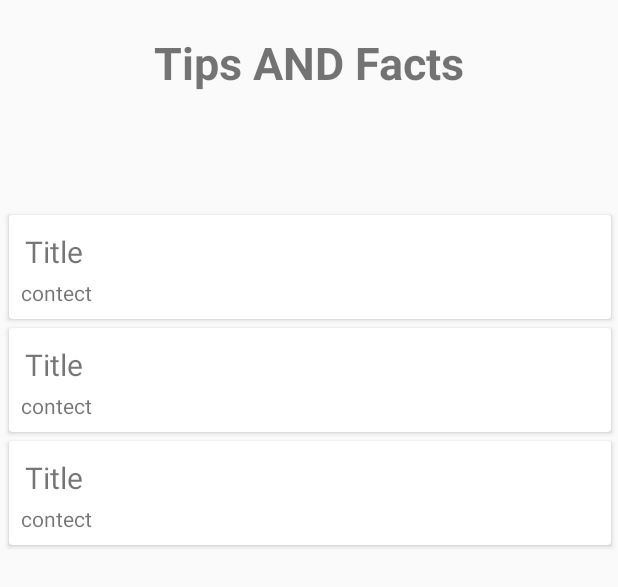
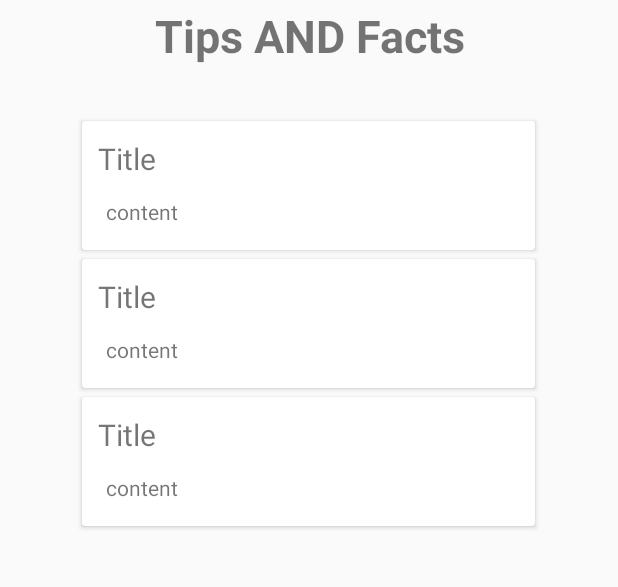
Before and after one commit to kokopiotrowski/Sep4AndroidApp, an Android app: the layout fragment_fact.xml on its own in the app's theme, with its tools: preview values and no code run, on a phone screen of 412 x 824 dp. Shown: the top 587 px of the screen. Run offline under Robolectric (Android 15) with nearby library versions, the light colour scheme and no system bars; network calls fail.

Commit message:
Fact View still not perfect

```diff
--- a/app/src/main/java/com/example/sep4androidapp/connection/FactApi.java
+++ b/app/src/main/java/com/example/sep4androidapp/connection/FactApi.java
@@ -13,7 +13,7 @@ import retrofit2.http.Path;
 
 public interface FactApi {
 
-    @GET("fact/random")
+    @GET("facts/random")
     public Call <Fact> getRandomFact();
 
 
--- a/app/src/main/res/layout/fact_item.xml
+++ b/app/src/main/res/layout/fact_item.xml
@@ -11,7 +11,8 @@
     <androidx.constraintlayout.widget.ConstraintLayout
         android:layout_width="405dp"
         android:layout_height="match_parent"
-        android:padding="6dp">
+        android:padding="6dp"
+        >
 
 
         <TextView
@@ -36,15 +37,13 @@
 
         <TextView
             android:id="@+id/factTextView"
-            android:layout_width="wrap_content"
+            android:layout_width="343dp"
             android:layout_height="wrap_content"
-            android:layout_below="@+id/factTitleTextView"
             android:layout_alignParentStart="true"
             android:layout_margin="2dp"
-            android:layout_marginRight="8dp"
-            android:layout_marginLeft="8dp"
             android:layout_marginStart="8dp"
-            android:text="contect"
+            android:padding="8dp"
+            android:text="content"
             app:layout_constraintBottom_toBottomOf="parent"
             app:layout_constraintStart_toStartOf="parent"
             app:layout_constraintTop_toBottomOf="@+id/factTitleTextView"
--- a/app/src/main/res/layout/fragment_fact.xml
+++ b/app/src/main/res/layout/fragment_fact.xml
@@ -4,19 +4,22 @@
     xmlns:tools="http://schemas.android.com/tools"
     android:id="@+id/constraintLayout"
     android:layout_width="match_parent"
-    android:layout_height="match_parent">
+    android:layout_height="match_parent"
+    >
 
 
     <androidx.core.widget.NestedScrollView
         android:id="@+id/nestedScrollView"
-        android:layout_width="413dp"
-        android:layout_height="637dp"
+        android:layout_width="314dp"
+        android:layout_height="532dp"
         android:layout_marginTop="20dp"
         android:fillViewport="true"
         app:layout_constraintBottom_toBottomOf="parent"
         app:layout_constraintEnd_toEndOf="parent"
+        app:layout_constraintHorizontal_bias="0.494"
         app:layout_constraintStart_toStartOf="parent"
-        app:layout_constraintTop_toBottomOf="@+id/factsTipsTextView">
+        app:layout_constraintTop_toBottomOf="@+id/factsTipsTextView"
+        app:layout_constraintVertical_bias="0.0">
 
         <androidx.recyclerview.widget.RecyclerView
             android:id="@+id/factRecyclerView"
@@ -29,15 +32,16 @@
 
     <TextView
         android:id="@+id/factsTipsTextView"
-        android:layout_width="377dp"
-        android:layout_height="52dp"
-        android:layout_marginTop="16dp"
+        android:layout_width="416dp"
+        android:layout_height="51dp"
         android:text="Tips AND Facts"
+        android:textAlignment="center"
+        android:textSize="30sp"
         android:textStyle="bold"
-        android:gravity="center"
-        android:textSize="30sp"
+        app:layout_constraintBottom_toBottomOf="parent"
         app:layout_constraintEnd_toEndOf="parent"
         app:layout_constraintStart_toStartOf="parent"
-        app:layout_constraintTop_toTopOf="parent" />
+        app:layout_constraintTop_toTopOf="parent"
+        app:layout_constraintVertical_bias="0.004" />
 
 </androidx.constraintlayout.widget.ConstraintLayout>
```
